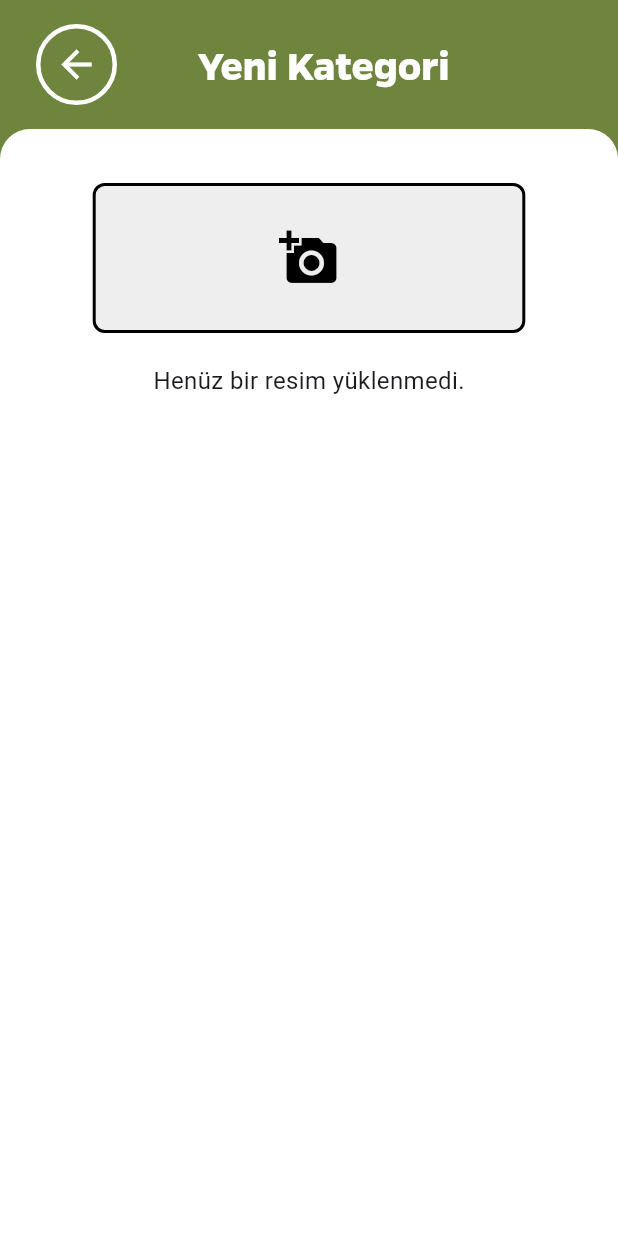
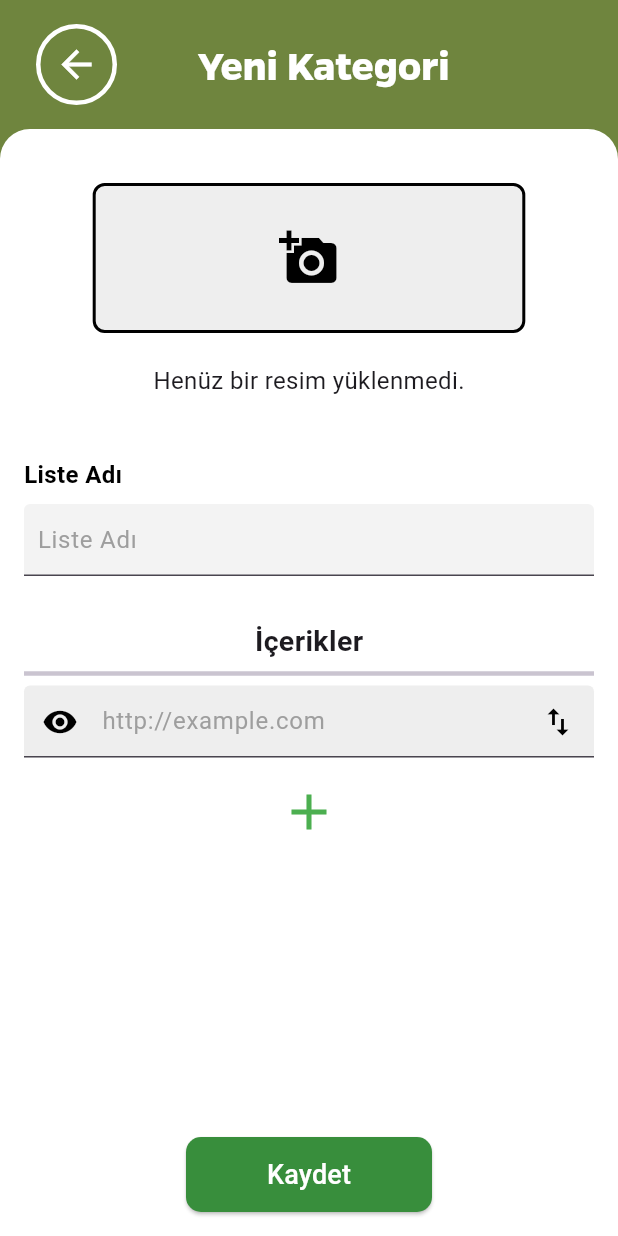
Before and after one commit to alpanet/kidsApp, a Flutter app: the CategoryNewCategoryPage screen opened by its route, on a phone screen of 412 x 824 dp. Run offline on Flutter 3.47's test engine with Material 3 defaults, Android fonts, the phone set to English and light mode, and no system bars; our stand-ins replace auto_route, circular_countdown_timer, flutter_riverpod, flutter_screenutil, image_picker, intl_phone_field; project files that could hold a hidden picture were left out.

Commit message:
Kategori Add page

```diff
--- /dev/null
+++ b/lib/ui/components/text_input_component.dart
@@ -0,0 +1,65 @@
+import 'package:flutter/material.dart';
+import 'package:kids_app/ui/constants/colors.dart';
+
+class TextInputComponent extends StatelessWidget {
+  final String? label;
+  final String placeholder;
+  final TextEditingController? controller;
+  final bool isMultiline;
+  final bool enabled;
+  final Function(String)? onChanged;
+  final InputBorder border;
+
+  const TextInputComponent({
+    super.key,
+    this.label,
+    required this.placeholder,
+    this.controller,
+    this.isMultiline = false,
+    this.enabled = true,
+    this.onChanged,
+    this.border = const OutlineInputBorder(
+      borderSide: BorderSide(color: Colors.black, width: 1),
+    ),
+  });
+
+  @override
+  Widget build(BuildContext context) {
+    return Column(
+      crossAxisAlignment: CrossAxisAlignment.start,
+      children: [
+        if (label != null) ...[
+          Text(
+            label!,
+            style: const TextStyle(
+              fontSize: 16,
+              fontWeight: FontWeight.bold,
+              color: Colors.black,
+            ),
+          ),
+          const SizedBox(height: 8),
+        ],
+
+        // TextField with Icons
+        TextField(
+          controller: controller,
+          maxLines: isMultiline ? null : 1,
+          enabled: enabled,
+          onChanged: onChanged,
+          decoration: InputDecoration(
+            hintText: placeholder,
+            hintStyle: const TextStyle(color: Colors.grey),
+            contentPadding:
+                const EdgeInsets.symmetric(vertical: 12, horizontal: 5),
+            filled: true,
+            fillColor: greyColor,
+            focusedBorder: border.copyWith(
+              borderSide: const BorderSide(color: Colors.grey, width: 0.1),
+            ),
+          ),
+          style: const TextStyle(fontSize: 16),
+        ),
+      ],
+    );
+  }
+}
--- /dev/null
+++ b/lib/ui/components/text_input_icons_component.dart
@@ -0,0 +1,103 @@
+import 'package:flutter/material.dart';
+
+class TextInputIconsComponent extends StatefulWidget {
+  final String? label;
+  final String placeholder;
+  final TextEditingController? controller;
+  final bool isMultiline;
+  final bool enabled;
+  final Function(String)? onChanged;
+  final IconData initialLeadingIcon;
+  final IconData alternateLeadingIcon;
+  final IconData? trailingIcon;
+  final VoidCallback? onTrailingIconPressed;
+  final InputBorder border;
+
+  const TextInputIconsComponent({
+    super.key,
+    this.label,
+    required this.placeholder,
+    this.controller,
+    this.isMultiline = false,
+    this.enabled = true,
+    this.onChanged,
+    required this.initialLeadingIcon,
+    required this.alternateLeadingIcon,
+    this.trailingIcon,
+    this.onTrailingIconPressed,
+    this.border = const OutlineInputBorder(
+      borderSide: BorderSide(color: Colors.black, width: 1),
+    ),
+  });
+
+  @override
+  _TextInputComponentState createState() => _TextInputComponentState();
+}
+
+class _TextInputComponentState extends State<TextInputIconsComponent> {
+  late IconData _currentLeadingIcon;
+
+  @override
+  void initState() {
+    super.initState();
+    _currentLeadingIcon = widget.initialLeadingIcon;
+  }
+
+  void _toggleLeadingIcon() {
+    setState(() {
+      _currentLeadingIcon = _currentLeadingIcon == widget.initialLeadingIcon
+          ? widget.alternateLeadingIcon
+          : widget.initialLeadingIcon;
+    });
+  }
+
+  @override
+  Widget build(BuildContext context) {
+    return Column(
+      crossAxisAlignment: CrossAxisAlignment.start,
+      children: [
+        if (widget.label != null) ...[
+          Text(
+            widget.label!,
+            style: const TextStyle(
+              fontSize: 16,
+              fontWeight: FontWeight.bold,
+              color: Colors.black,
+            ),
+          ),
+          const SizedBox(height: 8),
+        ],
+
+        // TextField with Icons
+        TextField(
+          controller: widget.controller,
+          maxLines: widget.isMultiline ? null : 1,
+          enabled: widget.enabled,
+          onChanged: widget.onChanged,
+          decoration: InputDecoration(
+            hintText: widget.placeholder,
+            hintStyle: const TextStyle(color: Colors.grey),
+            contentPadding:
+                const EdgeInsets.symmetric(vertical: 12, horizontal: 5),
+            filled: true,
+            fillColor: Colors.grey[200],
+            focusedBorder: widget.border.copyWith(
+              borderSide: const BorderSide(color: Colors.grey, width: 0.1),
+            ),
+            prefixIcon: IconButton(
+              icon: Icon(_currentLeadingIcon, color: Colors.black),
+              onPressed: _toggleLeadingIcon,
+            ),
+            suffixIcon: widget.trailingIcon != null
+                ? IconButton(
+                    icon: Icon(widget.trailingIcon, color: Colors.black),
+                    onPressed: widget.onTrailingIconPressed,
+                  )
+                : null,
+          ),
+          style: const TextStyle(fontSize: 16),
+        ),
+      ],
+    );
+  }
+}
--- a/lib/ui/constants/colors.dart
+++ b/lib/ui/constants/colors.dart
@@ -2,3 +2,4 @@ import 'dart:ui';
 
 const primaryColor = Color(0xFF6F853E);
 const textColor = Color(0xFF757575);
+const greyColor = Color(0xFFF3F3F3);
--- a/lib/ui/screens/category/category_new_category_page.dart
+++ b/lib/ui/screens/category/category_new_category_page.dart
@@ -3,6 +3,8 @@ import 'package:auto_route/auto_route.dart';
 import 'package:flutter/material.dart';
 import 'package:kids_app/theme.dart';
 import 'package:kids_app/ui/components/image_upload_widget.dart';
+import 'package:kids_app/ui/components/text_input_component.dart';
+import 'package:kids_app/ui/components/text_input_icons_component.dart';
 
 @RoutePage()
 class CategoryNewCategoryPage extends StatefulWidget {
@@ -16,10 +18,41 @@ class CategoryNewCategoryPage extends StatefulWidget {
 class _CategoryNewCategoryPageState extends State<CategoryNewCategoryPage> {
   File? _uploadedImage;
 
+  final List<TextEditingController> _controllers = [TextEditingController()];
+
+  final TextEditingController _listeAdiController = TextEditingController();
+
   void _handleImageSelected(File image) {
     setState(() {
       _uploadedImage = image;
     });
+  }
+
+  void _addNewInput() {
+    setState(() {
+      _controllers.add(TextEditingController());
+    });
+  }
+
+  void _moveInput(int index) {
+    setState(() {
+      if (index == _controllers.length - 1) {
+        final controller = _controllers.removeAt(index);
+        _controllers.insert(0, controller);
+      } else {
+        final controller = _controllers.removeAt(index);
+        _controllers.insert(index + 1, controller);
+      }
+    });
+  }
+
+  @override
+  void dispose() {
+    for (var controller in _controllers) {
+      controller.dispose();
+    }
+    _listeAdiController.dispose();
+    super.dispose();
   }
 
   @override
@@ -69,8 +102,7 @@ class _CategoryNewCategoryPageState extends State<CategoryNewCategoryPage> {
             ),
             Expanded(
               child: Container(
-                width: double
-                    .infinity, // Ensures the container spans the full width
+                width: double.infinity,
                 decoration: const BoxDecoration(
                   color: Color.fromARGB(255, 255, 255, 255),
                   borderRadius: BorderRadius.only(
@@ -105,6 +137,80 @@ class _CategoryNewCategoryPageState extends State<CategoryNewCategoryPage> {
                         'Henüz bir resim yüklenmedi.',
                         style: TextStyle(fontSize: 16),
                       ),
+                    const SizedBox(height: 40),
+                    TextInputComponent(
+                      label: 'Liste Adı',
+                      placeholder: 'Liste Adı',
+                      controller: _listeAdiController,
+                      isMultiline: false,
+                    ),
+                    const SizedBox(height: 30),
+                    const Text(
+                      'İçerikler',
+                      style:
+                          TextStyle(fontSize: 19, fontWeight: FontWeight.bold),
+                      textAlign: TextAlign.start,
+                    ),
+                    const Divider(thickness: 3.0),
+                    Expanded(
+                      child: ListView.builder(
+                        itemCount: _controllers.length +
+                            1, // Add 1 for the "+" button at the end
+                        itemBuilder: (context, index) {
+                          if (index < _controllers.length) {
+                            return Padding(
+                              padding: const EdgeInsets.only(bottom: 8.0),
+                              child: TextInputIconsComponent(
+                                placeholder: 'http://example.com',
+                                controller: _controllers[index],
+                                initialLeadingIcon: Icons.visibility,
+                                alternateLeadingIcon: Icons.visibility_off,
+                                trailingIcon: Icons.swap_vert,
+                                onTrailingIconPressed: () {
+                                  _moveInput(index);
+                                },
+                              ),
+                            );
+                          } else {
+                            return Align(
+                              alignment: Alignment.center,
+                              child: IconButton(
+                                onPressed: _addNewInput,
+                                icon: const Icon(
+                                  Icons.add,
+                                  size: 40,
+                                  color: Colors.green,
+                                ),
+                              ),
+                            );
+                          }
+                        },
+                      ),
+                    ),
+                    const SizedBox(height: 20),
+                    ElevatedButton(
+                      style: ElevatedButton.styleFrom(
+                        backgroundColor: Colors.green[700],
+                        shape: RoundedRectangleBorder(
+                          borderRadius: BorderRadius.circular(10),
+                        ),
+                      ),
+                      onPressed: () {
+                        print("Kaydet pressed!");
+                        print("Liste Adı: ${_listeAdiController.text}");
+                        for (var controller in _controllers) {
+                          print("Input Value: ${controller.text}");
+                        }
+                      },
+                      child: const Padding(
+                        padding: EdgeInsets.symmetric(
+                            horizontal: 30.0, vertical: 12.0),
+                        child: Text(
+                          'Kaydet',
+                          style: TextStyle(fontSize: 18, color: Colors.white),
+                        ),
+                      ),
+                    ),
                   ],
                 ),
               ),
```
